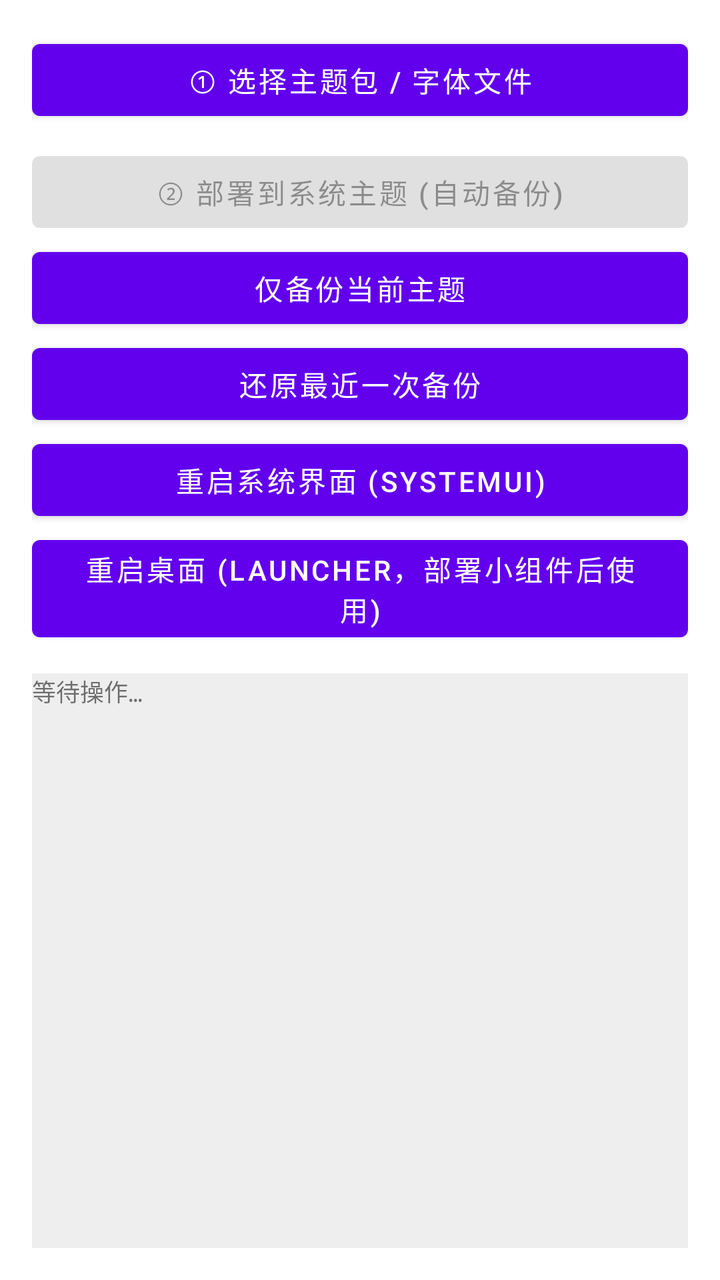
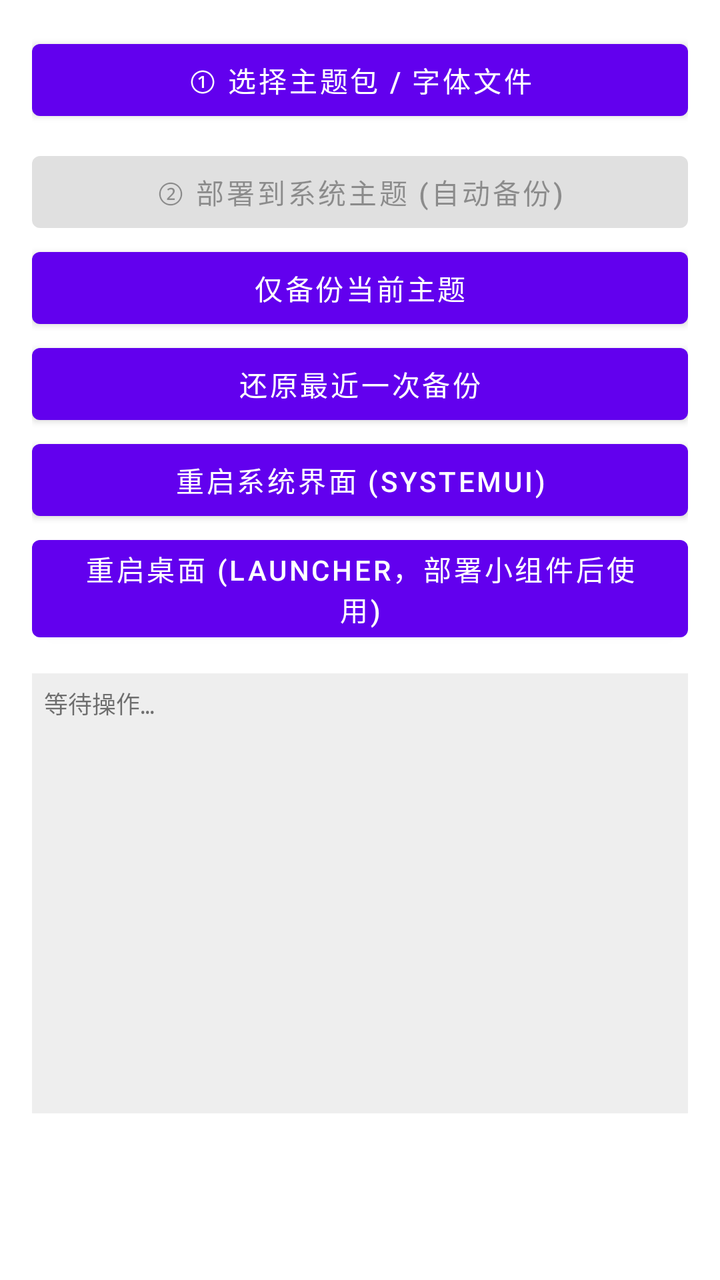

The first picture is an Android layout as it rendered before a commit; the second is the same layout after the commit. The layout source and the unified diff follow.
<!-- AndroidManifest.xml: fallback theme Theme.MaterialComponents.DayNight.NoActionBar -->
<!-- res/layout/activity_main.xml -->
<?xml version="1.0" encoding="utf-8"?>
<LinearLayout xmlns:android="http://schemas.android.com/apk/res/android"
    android:orientation="vertical"
    android:layout_width="match_parent"
    android:layout_height="match_parent"
    android:padding="16dp">

    <Button
        android:id="@+id/btn_perm"
        android:layout_width="match_parent"
        android:layout_height="wrap_content"
        android:visibility="gone"
        android:text="授权所有文件访问"/>

    <Button
        android:id="@+id/btn_pick"
        android:layout_width="match_parent"
        android:layout_height="wrap_content"
        android:text="① 选择主题包 / 字体文件"/>

    <ImageView
        android:id="@+id/meta_preview"
        android:layout_width="match_parent"
        android:layout_height="150dp"
        android:scaleType="fitCenter"
        android:adjustViewBounds="true"
        android:visibility="gone"
        android:contentDescription="主题预览图"/>

    <TextView
        android:id="@+id/meta_text"
        android:layout_width="match_parent"
        android:layout_height="wrap_content"
        android:visibility="gone"
        android:textSize="12sp"
        android:padding="6dp"
        android:background="#11000000"/>

    <LinearLayout
        android:id="@+id/comps"
        android:orientation="vertical"
        android:layout_width="match_parent"
        android:layout_height="wrap_content"
        android:padding="4dp"/>

    <Button
        android:id="@+id/btn_deploy"
        android:layout_width="match_parent"
        android:layout_height="wrap_content"
        android:enabled="false"
        android:text="② 部署到系统主题 (自动备份)"/>

    <Button
        android:id="@+id/btn_backup"
        android:layout_width="match_parent"
        android:layout_height="wrap_content"
        android:text="仅备份当前主题"/>

    <Button
        android:id="@+id/btn_restore"
        android:layout_width="match_parent"
        android:layout_height="wrap_content"
        android:text="还原最近一次备份"/>

    <Button
        android:id="@+id/btn_restart"
        android:layout_width="match_parent"
        android:layout_height="wrap_content"
        android:text="重启系统界面 (SystemUI)"/>

    <Button
        android:id="@+id/btn_launcher"
        android:layout_width="match_parent"
        android:layout_height="wrap_content"
        android:text="重启桌面 (Launcher，部署小组件后使用)"/>

    <ScrollView
        android:layout_width="match_parent"
        android:layout_height="0dp"
        android:layout_weight="1"
        android:layout_marginTop="12dp"
        android:background="#11000000">

        <TextView
            android:id="@+id/log"
            android:layout_width="match_parent"
            android:layout_height="wrap_content"
            android:textSize="12sp"
            android:fontFamily="monospace"
            android:text="等待操作…\n"/>
    </ScrollView>
</LinearLayout>
<!-- resources referenced by this layout -->
<resources>

</resources>

<!-- the commit's change to res/layout/activity_main.xml (unified diff, before → after) -->
@@ -1,92 +1,98 @@
 <?xml version="1.0" encoding="utf-8"?>
-<LinearLayout xmlns:android="http://schemas.android.com/apk/res/android"
-    android:orientation="vertical"
+<ScrollView xmlns:android="http://schemas.android.com/apk/res/android"
     android:layout_width="match_parent"
     android:layout_height="match_parent"
-    android:padding="16dp">
-
-    <Button
-        android:id="@+id/btn_perm"
-        android:layout_width="match_parent"
-        android:layout_height="wrap_content"
-        android:visibility="gone"
-        android:text="授权所有文件访问"/>
-
-    <Button
-        android:id="@+id/btn_pick"
-        android:layout_width="match_parent"
-        android:layout_height="wrap_content"
-        android:text="① 选择主题包 / 字体文件"/>
-
-    <ImageView
-        android:id="@+id/meta_preview"
-        android:layout_width="match_parent"
-        android:layout_height="150dp"
-        android:scaleType="fitCenter"
-        android:adjustViewBounds="true"
-        android:visibility="gone"
-        android:contentDescription="主题预览图"/>
-
-    <TextView
-        android:id="@+id/meta_text"
-        android:layout_width="match_parent"
-        android:layout_height="wrap_content"
-        android:visibility="gone"
-        android:textSize="12sp"
-        android:padding="6dp"
-        android:background="#11000000"/>
+    android:fillViewport="true">
 
     <LinearLayout
-        android:id="@+id/comps"
         android:orientation="vertical"
         android:layout_width="match_parent"
         android:layout_height="wrap_content"
-        android:padding="4dp"/>
+        android:padding="16dp">
 
-    <Button
-        android:id="@+id/btn_deploy"
-        android:layout_width="match_parent"
-        android:layout_height="wrap_content"
-        android:enabled="false"
-        android:text="② 部署到系统主题 (自动备份)"/>
+        <Button
+            android:id="@+id/btn_perm"
+            android:layout_width="match_parent"
+            android:layout_height="wrap_content"
+            android:visibility="gone"
+            android:text="授权所有文件访问"/>
 
-    <Button
-        android:id="@+id/btn_backup"
-        android:layout_width="match_parent"
-        android:layout_height="wrap_content"
-        android:text="仅备份当前主题"/>
+        <Button
+            android:id="@+id/btn_pick"
+            android:layout_width="match_parent"
+            android:layout_height="wrap_content"
+            android:text="① 选择主题包 / 字体文件"/>
 
-    <Button
-        android:id="@+id/btn_restore"
-        android:layout_width="match_parent"
-        android:layout_height="wrap_content"
-        android:text="还原最近一次备份"/>
-
-    <Button
-        android:id="@+id/btn_restart"
-        android:layout_width="match_parent"
-        android:layout_height="wrap_content"
-        android:text="重启系统界面 (SystemUI)"/>
-
-    <Button
-        android:id="@+id/btn_launcher"
-        android:layout_width="match_parent"
-        android:layout_height="wrap_content"
-        android:text="重启桌面 (Launcher，部署小组件后使用)"/>
-
-    <ScrollView
-        android:layout_width="match_parent"
-        android:layout_height="0dp"
-        android:layout_weight="1"
-        android:layout_marginTop="12dp"
-        android:background="#11000000">
+        <ImageView
+            android:id="@+id/meta_preview"
+            android:layout_width="match_parent"
+            android:layout_height="150dp"
+            android:scaleType="fitCenter"
+            android:adjustViewBounds="true"
+            android:visibility="gone"
+            android:contentDescription="主题预览图"/>
 
         <TextView
-            android:id="@+id/log"
+            android:id="@+id/meta_text"
             android:layout_width="match_parent"
             android:layout_height="wrap_content"
+            android:visibility="gone"
             android:textSize="12sp"
-            android:fontFamily="monospace"
-            android:text="等待操作…\n"/>
-    </ScrollView>
-</LinearLayout>
+            android:padding="6dp"
+            android:background="#11000000"/>
+
+        <LinearLayout
+            android:id="@+id/comps"
+            android:orientation="vertical"
+            android:layout_width="match_parent"
+            android:layout_height="wrap_content"
+            android:padding="4dp"/>
+
+        <Button
+            android:id="@+id/btn_deploy"
+            android:layout_width="match_parent"
+            android:layout_height="wrap_content"
+            android:enabled="false"
+            android:text="② 部署到系统主题 (自动备份)"/>
+
+        <Button
+            android:id="@+id/btn_backup"
+            android:layout_width="match_parent"
+            android:layout_height="wrap_content"
+            android:text="仅备份当前主题"/>
+
+        <Button
+            android:id="@+id/btn_restore"
+            android:layout_width="match_parent"
+            android:layout_height="wrap_content"
+            android:text="还原最近一次备份"/>
+
+        <Button
+            android:id="@+id/btn_restart"
+            android:layout_width="match_parent"
+            android:layout_height="wrap_content"
+            android:text="重启系统界面 (SystemUI)"/>
+
+        <Button
+            android:id="@+id/btn_launcher"
+            android:layout_width="match_parent"
+            android:layout_height="wrap_content"
+            android:text="重启桌面 (Launcher，部署小组件后使用)"/>
+
+        <ScrollView
+            android:layout_width="match_parent"
+            android:layout_height="220dp"
+            android:layout_marginTop="12dp"
+            android:background="#11000000">
+
+            <TextView
+                android:id="@+id/log"
+                android:layout_width="match_parent"
+                android:layout_height="wrap_content"
+                android:textSize="12sp"
+                android:fontFamily="monospace"
+                android:padding="6dp"
+                android:text="等待操作…\n"/>
+        </ScrollView>
+    </LinearLayout>
+</ScrollView>
